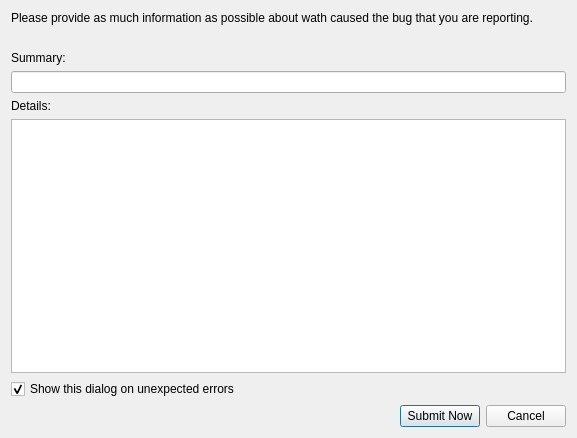
Above: qtgui/frames/submit_bug.ui from PinguinoIDE/pinguino-ide before the change. Below: the same form after it.
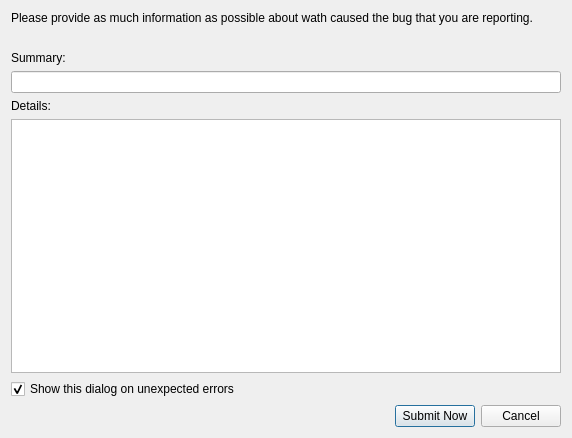
That is the form after the change.

The edit to the form file:
```diff
--- a/qtgui/frames/submit_bug.ui
+++ b/qtgui/frames/submit_bug.ui
@@ -6,7 +6,7 @@
    <rect>
     <x>0</x>
     <y>0</y>
-    <width>577</width>
+    <width>572</width>
     <height>438</height>
    </rect>
   </property>
```
